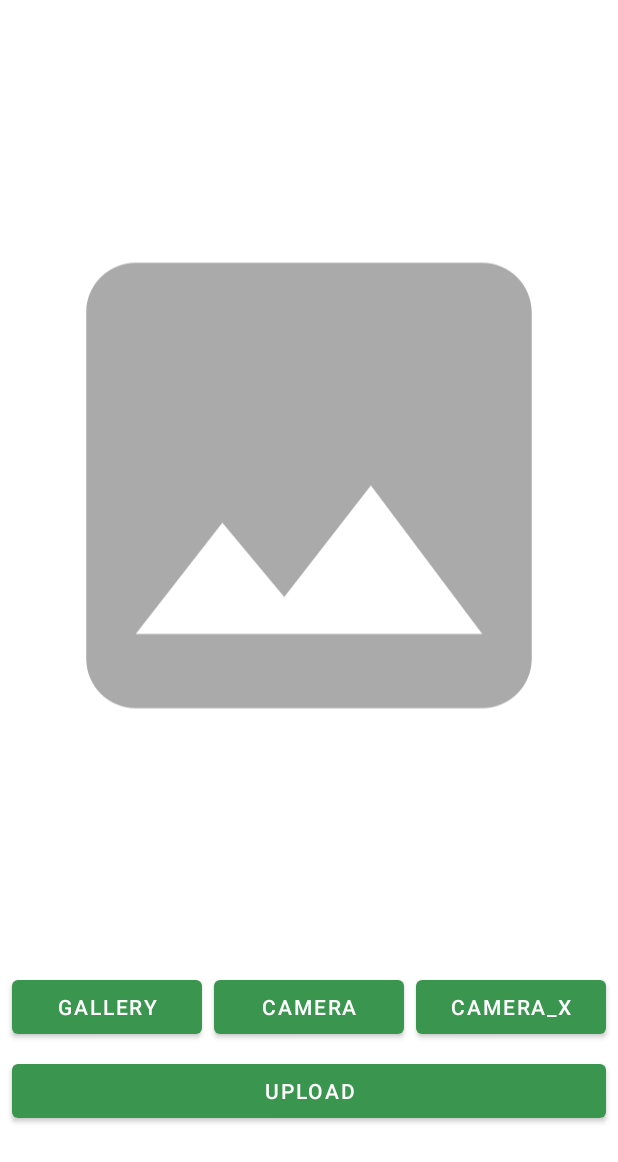
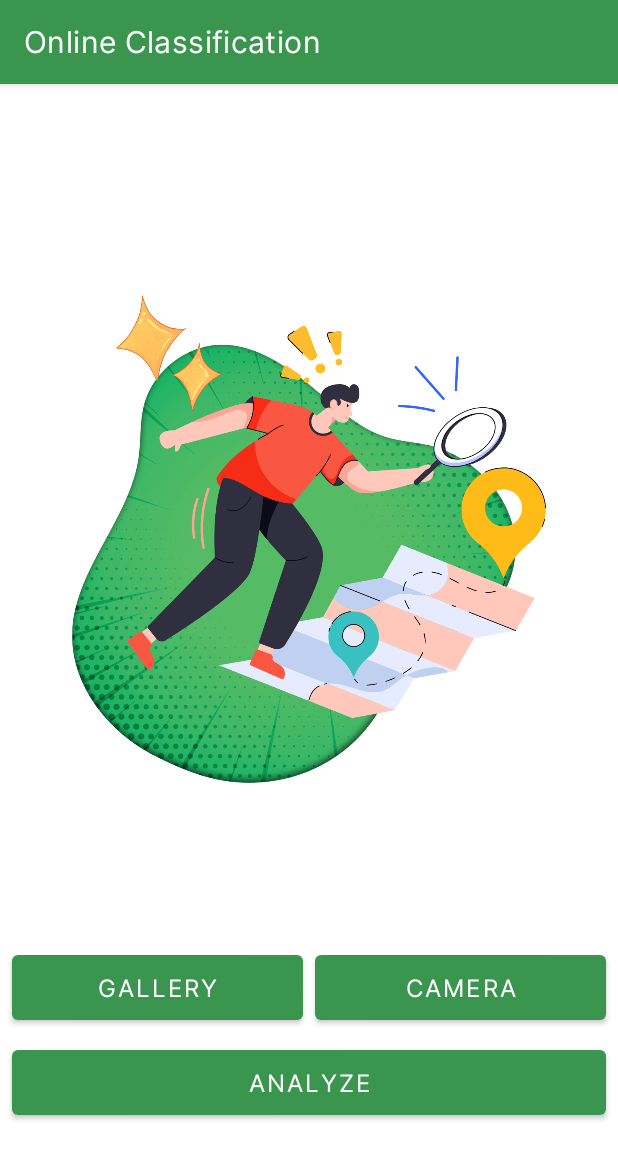
Before and after one commit to herdialfachri/pangankita, an Android app: the OnlineClasifyActivity screen opened directly, with no data from a screen before it, on a phone screen of 412 x 824 dp. Shown: the top 1162 px of the screen. Run offline under Robolectric (Android 15) with nearby library versions, the phone set to English and light mode, and no system bars; pictures from the network do not load.

Commit message:
ubah UI dan tambahkan do's and dont's

```diff
--- a/app/build.gradle.kts
+++ b/app/build.gradle.kts
@@ -74,5 +74,8 @@ dependencies {
     implementation(libs.tensorflow.lite.metadata.v044)
     implementation(libs.androidx.lifecycle.runtime.ktx.v262)
     implementation(libs.tensorflow.lite.task.vision)
+    val nav_version = "2.4.0"
+    implementation (libs.androidx.navigation.fragment.ktx.v240)
+    implementation (libs.androidx.navigation.ui.ktx.v240)
 
 }
--- a/app/src/main/AndroidManifest.xml
+++ b/app/src/main/AndroidManifest.xml
@@ -21,6 +21,9 @@
         android:supportsRtl="true"
         android:theme="@style/Theme.PanganKita"
         tools:targetApi="31">
+        <activity
+            android:name=".ui.ml.HowToUseActivity"
+            android:exported="false" />
         <activity
             android:name=".ui.ml.offline.OfflineClassificationActivity"
             android:exported="false" />
--- /dev/null
+++ b/app/src/main/res/drawable/baseline_filter_center_focus_24.xml
@@ -0,0 +1,5 @@
+<vector xmlns:android="http://schemas.android.com/apk/res/android" android:height="24dp" android:tint="#FFFFFF" android:viewportHeight="24" android:viewportWidth="24" android:width="24dp">
+
+    <path android:fillColor="@android:color/white" android:pathData="M5,15L3,15v4c0,1.1 0.9,2 2,2h4v-2L5,19v-4zM5,5h4L9,3L5,3c-1.1,0 -2,0.9 -2,2v4h2L5,5zM19,3h-4v2h4v4h2L21,5c0,-1.1 -0.9,-2 -2,-2zM19,19h-4v2h4c1.1,0 2,-0.9 2,-2v-4h-2v4zM12,9c-1.66,0 -3,1.34 -3,3s1.34,3 3,3 3,-1.34 3,-3 -1.34,-3 -3,-3z"/>
+
+</vector>
--- a/app/src/main/res/layout/activity_online_classify.xml
+++ b/app/src/main/res/layout/activity_online_classify.xml
@@ -5,6 +5,7 @@
     android:id="@+id/main"
     android:layout_width="match_parent"
     android:layout_height="match_parent"
+    android:theme="@style/CustomTextViewStyle"
     tools:context=".ui.ml.online.OnlineClasifyActivity">
 
     <com.google.android.material.progressindicator.LinearProgressIndicator
@@ -15,55 +16,62 @@
         android:visibility="gone"
         app:layout_constraintEnd_toEndOf="parent"
         app:layout_constraintStart_toStartOf="parent"
-        app:layout_constraintTop_toTopOf="parent" />
+        app:layout_constraintTop_toBottomOf="@+id/appBarLayout3" />
+
+    <com.google.android.material.appbar.AppBarLayout
+        android:id="@+id/appBarLayout3"
+        android:layout_width="match_parent"
+        android:layout_height="wrap_content"
+        android:theme="@style/ThemeOverlay.AppCompat.Dark.ActionBar"
+        app:layout_constraintEnd_toEndOf="parent"
+        app:layout_constraintStart_toStartOf="parent"
+        app:layout_constraintTop_toTopOf="parent">
+
+        <androidx.appcompat.widget.Toolbar
+            android:id="@+id/toolbar_online"
+            android:layout_width="match_parent"
+            android:layout_height="wrap_content"
+            app:title="Online Classification"
+            app:titleTextColor="@color/white" />
+    </com.google.android.material.appbar.AppBarLayout>
 
     <ImageView
         android:id="@+id/previewImageView"
-        android:layout_width="0dp"
+        android:layout_width="-0dp"
         android:layout_height="0dp"
         android:layout_marginStart="8dp"
-        android:layout_marginTop="8dp"
+        android:layout_marginTop="40dp"
         android:layout_marginEnd="8dp"
         android:layout_marginBottom="8dp"
+        android:adjustViewBounds="true"
+        android:src="@drawable/find"
         app:layout_constraintBottom_toTopOf="@+id/cameraButton"
         app:layout_constraintEnd_toEndOf="parent"
         app:layout_constraintStart_toStartOf="parent"
-        app:layout_constraintTop_toTopOf="parent"
-        app:srcCompat="@drawable/ic_place_holder" />
+        app:layout_constraintTop_toBottomOf="@+id/appBarLayout3"
+        tools:ignore="ContentDescription" />
 
     <Button
         android:id="@+id/cameraButton"
         android:layout_width="0dp"
-        android:layout_height="wrap_content"
+        android:layout_height="55dp"
         android:layout_marginStart="8dp"
         android:layout_marginEnd="8dp"
         android:layout_marginBottom="8dp"
-        android:text="camera"
+        android:text="@string/camera"
         app:layout_constraintBottom_toTopOf="@+id/uploadButton"
-        app:layout_constraintEnd_toStartOf="@+id/cameraXButton"
+        app:layout_constraintEnd_toEndOf="parent"
         app:layout_constraintHorizontal_bias="0.5"
         app:layout_constraintStart_toEndOf="@+id/galleryButton" />
 
     <Button
-        android:id="@+id/cameraXButton"
-        android:layout_width="0dp"
-        android:layout_height="wrap_content"
-        android:layout_marginEnd="8dp"
-        android:text="camera_x"
-        app:layout_constraintBottom_toBottomOf="@+id/cameraButton"
-        app:layout_constraintEnd_toEndOf="parent"
-        app:layout_constraintHorizontal_bias="0.5"
-        app:layout_constraintStart_toEndOf="@+id/cameraButton"
-        app:layout_constraintTop_toTopOf="@+id/cameraButton" />
-
-    <Button
         android:id="@+id/galleryButton"
         android:layout_width="0dp"
-        android:layout_height="wrap_content"
+        android:layout_height="55dp"
         android:layout_marginStart="8dp"
         android:elevation="2dp"
         android:scaleType="fitCenter"
-        android:text="gallery"
+        android:text="@string/gallery"
         app:layout_constraintBottom_toBottomOf="@+id/cameraButton"
         app:layout_constraintEnd_toStartOf="@+id/cameraButton"
         app:layout_constraintHorizontal_bias="0.5"
@@ -72,12 +80,12 @@
 
     <Button
         android:id="@+id/uploadButton"
-        android:layout_width="0dp"
-        android:layout_height="wrap_content"
+        android:layout_width="match_parent"
+        android:layout_height="55dp"
         android:layout_marginStart="8dp"
         android:layout_marginEnd="8dp"
         android:layout_marginBottom="16dp"
-        android:text="upload"
+        android:text="@string/analyze"
         app:layout_constraintBottom_toTopOf="@+id/resultTextView"
         app:layout_constraintEnd_toEndOf="parent"
         app:layout_constraintHorizontal_bias="0.0"
--- a/app/src/main/res/layout/fragment_dashboard.xml
+++ b/app/src/main/res/layout/fragment_dashboard.xml
@@ -28,7 +28,7 @@
     <Button
         android:id="@+id/toOffline"
         android:layout_width="wrap_content"
-        android:layout_height="60dp"
+        android:layout_height="55dp"
         android:layout_alignParentBottom="true"
         android:layout_centerInParent="true"
         android:layout_marginTop="32dp"
@@ -43,7 +43,7 @@
     <Button
         android:id="@+id/toOnline"
         android:layout_width="wrap_content"
-        android:layout_height="60dp"
+        android:layout_height="55dp"
         android:layout_above="@id/toOffline"
         android:layout_centerInParent="true"
         android:layout_marginEnd="8dp"
--- a/app/src/main/res/values/strings.xml
+++ b/app/src/main/res/values/strings.xml
@@ -100,5 +100,8 @@
     <string name="desc">Desc :</string>
     <string name="ingredient">Ingredient:</string>
     <string name="share_desc">Share this app now using the button below and help your friends experience its benefits!</string>
+    <string name="analyze">Analyze</string>
+    <string name="gallery">gallery</string>
+    <string name="camera">camera</string>
 
 </resources>
--- a/gradle/libs.versions.toml
+++ b/gradle/libs.versions.toml
@@ -19,11 +19,13 @@ constraintlayout = "2.1.4"
 lifecycleLivedataKtx = "2.8.1"
 lifecycleViewmodelKtx = "2.8.1"
 navigationFragmentKtx = "2.7.7"
+navigationFragmentKtxVersion = "2.4.0"
 navigationUiKtx = "2.7.7"
 activity = "1.8.0"
 googleServices = "4.4.2"
 firebaseAuth = "23.0.0"
 firebaseDatabaseKtx = "21.0.0"
+navigationUiKtxVersion = "2.4.0"
 playServiceAuth = "20.7.0"
 firebaseDatabase = "21.0.0"
 firebaseAuthKtx = "23.0.0"
@@ -43,6 +45,8 @@ androidx-core-ktx = { group = "androidx.core", name = "core-ktx", version.ref =
 androidx-exifinterface = { module = "androidx.exifinterface:exifinterface", version.ref = "exifinterface" }
 androidx-lifecycle-runtime-ktx = { module = "androidx.lifecycle:lifecycle-runtime-ktx", version.ref = "lifecycleRuntimeKtx" }
 androidx-lifecycle-runtime-ktx-v262 = { module = "androidx.lifecycle:lifecycle-runtime-ktx", version.ref = "lifecycleRuntimeKtxVersion" }
+androidx-navigation-fragment-ktx-v240 = { module = "androidx.navigation:navigation-fragment-ktx", version.ref = "navigationFragmentKtxVersion" }
+androidx-navigation-ui-ktx-v240 = { module = "androidx.navigation:navigation-ui-ktx", version.ref = "navigationUiKtxVersion" }
 converter-gson = { module = "com.squareup.retrofit2:converter-gson", version.ref = "retrofit" }
 firebase-bom = { module = "com.google.firebase:firebase-bom", version.ref = "firebaseBom" }
 glide = { module = "com.github.bumptech.glide:glide", version.ref = "glide" }
```
Also changed, not shown: app/src/main/java/com/herdialfachri/pangankita/ui/ml/HowToUseActivity.kt (added, +21 -0 lines), app/src/main/res/drawable/baseline_camera_alt_24.xml (added, +7 -0 lines), app/src/main/res/layout/activity_how_to_use.xml (added, +11 -0 lines), app/src/main/res/layout/activity_offline_classification.xml (+28 -11 lines), app/src/main/res/layout/activity_result.xml (+25 -7 lines), app/src/main/res/navigation/mobile_navigation.xml (+16 -0 lines), app/src/main/res/drawable/dondont.png (added), app/src/main/res/drawable/find.png (added), app/src/main/res/drawable/snap.png (added).
